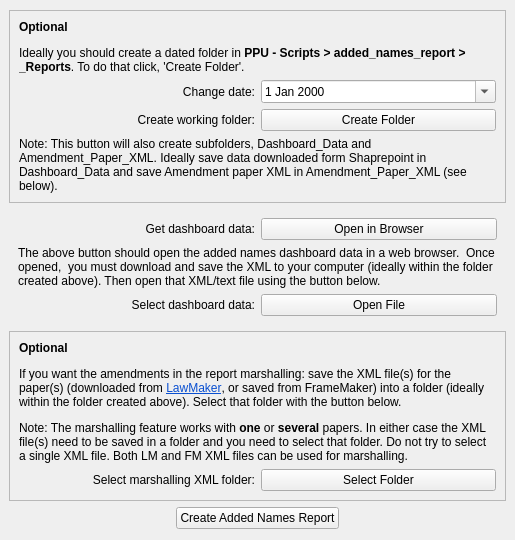
Old version of the form python/ui/addedNames.ui in the repository hoc-ppu/lawchecker.
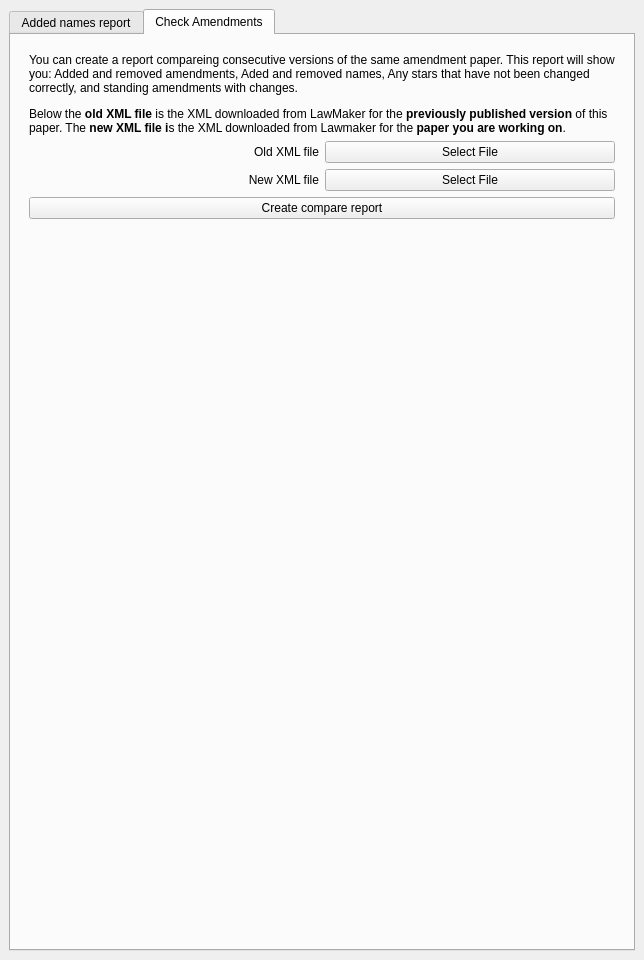
New version of the form. The open tabs and pages were chosen to show the change.

Commit message: Add option to compare papers. Change to Pyside6

Diff of the .ui file:
```diff
--- a/python/ui/addedNames.ui
+++ b/python/ui/addedNames.ui
@@ -6,28 +6,25 @@
    <rect>
     <x>0</x>
     <y>0</y>
-    <width>515</width>
-    <height>540</height>
+    <width>644</width>
+    <height>960</height>
    </rect>
   </property>
   <property name="windowTitle">
    <string>Added Names Report</string>
   </property>
   <widget class="QWidget" name="centralwidget">
-   <layout class="QVBoxLayout" name="verticalLayout">
+   <layout class="QHBoxLayout" name="horizontalLayout">
     <item>
-     <spacer name="verticalSpacer">
-      <property name="orientation">
-       <enum>Qt::Vertical</enum>
+     <widget class="QTabWidget" name="tabWidget">
+      <property name="currentIndex">
+       <number>0</number>
       </property>
-      <property name="sizeHint" stdset="0">
-       <size>
-        <width>20</width>
-        <height>40</height>
-       </size>
-      </property>
-     </spacer>
-    </item>
+      <widget class="QWidget" name="AddedNamesTab">
+       <attribute name="title">
+        <string>Added names report</string>
+       </attribute>
+       <layout class="QVBoxLayout" name="verticalLayout_3">
     <item>
      <widget class="QFrame" name="frame_2">
       <property name="frameShape">
@@ -190,7 +187,7 @@
       </layout>
      </widget>
     </item>
-    <item alignment="Qt::AlignHCenter">
+        <item>
      <widget class="QPushButton" name="run_btn">
       <property name="sizePolicy">
        <sizepolicy hsizetype="MinimumExpanding" vsizetype="Fixed">
@@ -212,8 +209,73 @@
       </property>
      </widget>
     </item>
+       </layout>
+      </widget>
+      <widget class="QWidget" name="CheckAmendmentsTab">
+       <attribute name="title">
+        <string>Check Amendments</string>
+       </attribute>
+       <layout class="QVBoxLayout" name="verticalLayout">
     <item>
-     <spacer name="verticalSpacer_2">
+         <widget class="QWidget" name="widget_2" native="true">
+          <layout class="QVBoxLayout" name="verticalLayout_4">
+           <item>
+            <layout class="QGridLayout" name="gridLayout_5" columnstretch="1,1">
+             <item row="1" column="0">
+              <widget class="QLabel" name="label_9">
+               <property name="text">
+                <string>Old XML file</string>
+               </property>
+               <property name="alignment">
+                <set>Qt::AlignRight|Qt::AlignTrailing|Qt::AlignVCenter</set>
+               </property>
+              </widget>
+             </item>
+             <item row="2" column="0">
+              <widget class="QLabel" name="select_label_2">
+               <property name="text">
+                <string>New XML file</string>
+               </property>
+               <property name="alignment">
+                <set>Qt::AlignRight|Qt::AlignTrailing|Qt::AlignVCenter</set>
+               </property>
+              </widget>
+             </item>
+             <item row="2" column="1">
+              <widget class="QPushButton" name="new_compare_XML_btn">
+               <property name="text">
+                <string>Select File</string>
+               </property>
+              </widget>
+             </item>
+             <item row="1" column="1">
+              <widget class="QPushButton" name="old_compare_XML_btn">
+               <property name="text">
+                <string>Select File</string>
+               </property>
+              </widget>
+             </item>
+             <item row="0" column="0" colspan="2">
+              <widget class="QLabel" name="instruction_label_2">
+               <property name="text">
+                <string>&lt;html&gt;&lt;head/&gt;&lt;body&gt;&lt;p&gt;You can create a report compareing consecutive versions of the same amendment paper. This report will show you: Added and removed amendments, Aded and removed names, Any stars that have not been changed correctly, and standing amendments with changes.&lt;/p&gt;&lt;p&gt;Below the &lt;span style=&quot; font-weight:700;&quot;&gt;old XML file&lt;/span&gt; is the XML downloaded from LawMaker for the &lt;span style=&quot; font-weight:700;&quot;&gt;previously published version&lt;/span&gt; of this paper. The &lt;span style=&quot; font-weight:700;&quot;&gt;new XML file i&lt;/span&gt;s the XML downloaded from Lawmaker for the &lt;span style=&quot; font-weight:700;&quot;&gt;paper you are working on&lt;/span&gt;.&lt;/p&gt;&lt;/body&gt;&lt;/html&gt;</string>
+               </property>
+               <property name="wordWrap">
+                <bool>true</bool>
+               </property>
+              </widget>
+             </item>
+            </layout>
+           </item>
+           <item>
+            <widget class="QPushButton" name="create_compare_btn">
+             <property name="text">
+              <string>Create compare report</string>
+             </property>
+            </widget>
+           </item>
+           <item>
+            <spacer name="verticalSpacer">
       <property name="orientation">
        <enum>Qt::Vertical</enum>
       </property>
@@ -224,6 +286,13 @@
        </size>
       </property>
      </spacer>
+           </item>
+          </layout>
+         </widget>
+        </item>
+       </layout>
+      </widget>
+     </widget>
     </item>
    </layout>
   </widget>
```
Lines whose indentation alone changed are shown as unchanged.
